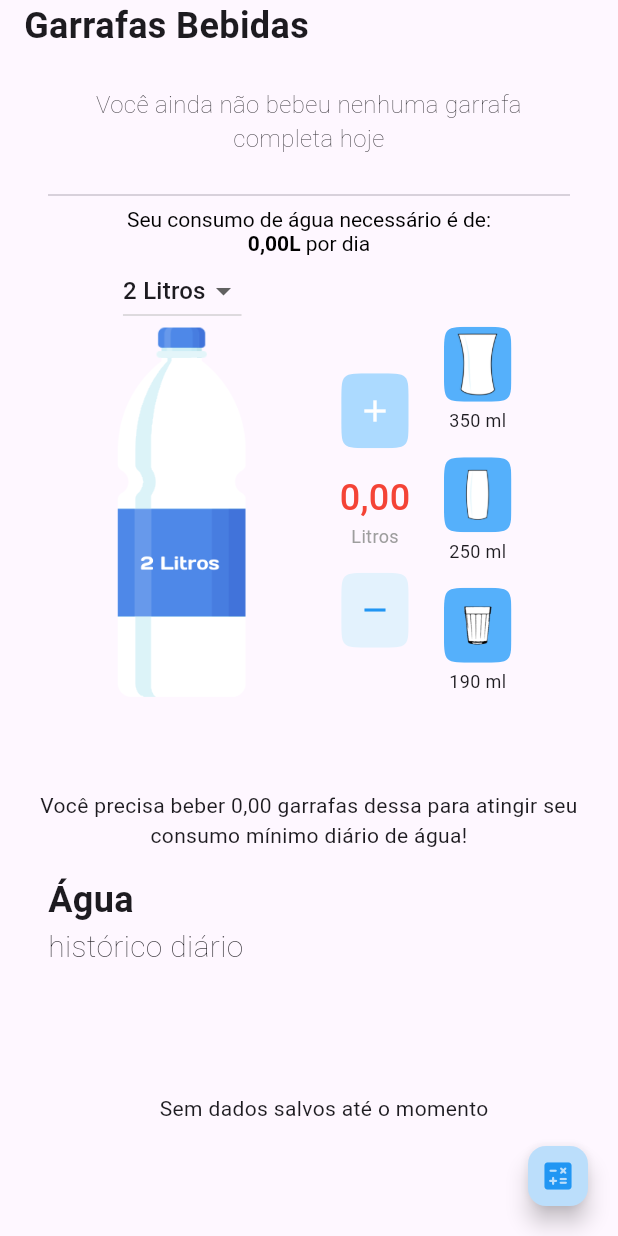
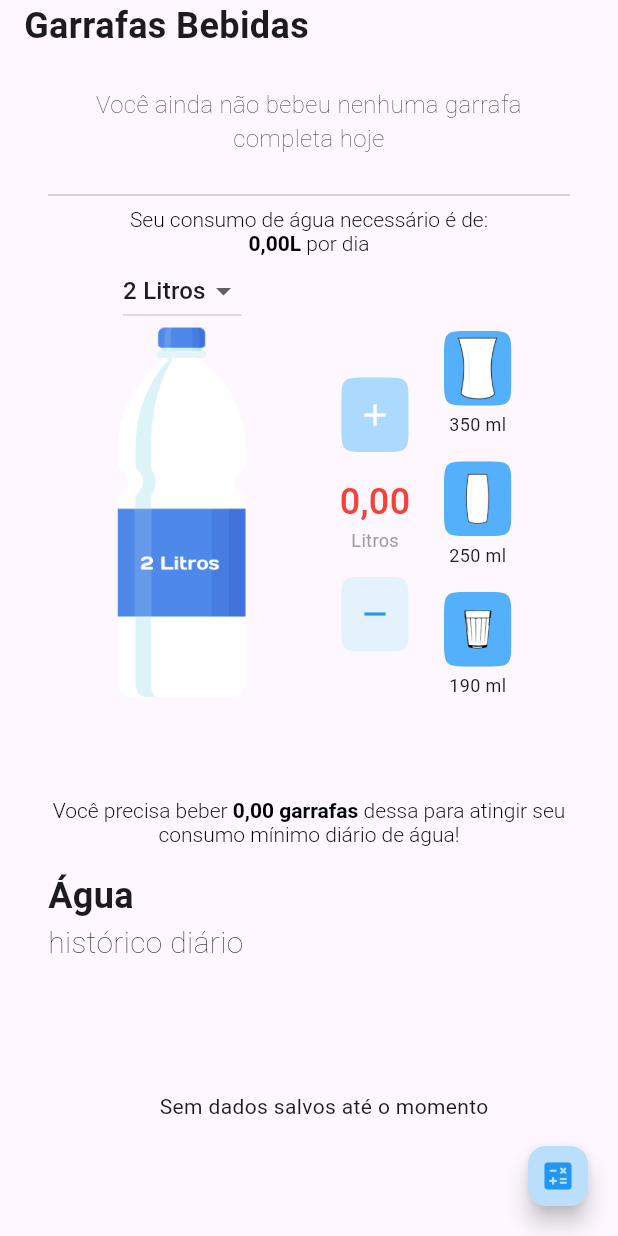
Before and after one commit to PhillipiLino/drink-water, a Flutter app: the screen it shows after launch, on a phone screen of 412 x 824 dp. Run offline on Flutter 3.47's test engine with Material 2 defaults, Android fonts, the phone set to English and light mode, and no system bars; our stand-ins replace fl_chart, hive, hive_flutter, shared_preferences; accounts and stored records are empty.

Commit message:
Adjust text styles

```diff
--- a/lib/drink_page.dart
+++ b/lib/drink_page.dart
@@ -174,12 +174,15 @@ class _DrinkPageState extends State<DrinkPage> {
                 textAlign: TextAlign.center,
                 text: TextSpan(
                   text: 'Seu consumo de água necessário é de:\n',
-                  style: const TextStyle(color: Colors.black),
+                  style: const TextStyle(
+                    color: Colors.black,
+                    fontWeight: FontWeight.w300,
+                  ),
                   children: [
                     TextSpan(
                       text: '${requiredDrink.toLocale()}L',
                       style: const TextStyle(
-                        fontWeight: FontWeight.bold,
+                        fontWeight: FontWeight.w600,
                       ),
                     ),
                     const TextSpan(text: ' por dia'),
@@ -280,9 +283,27 @@ class _DrinkPageState extends State<DrinkPage> {
               ),
               Padding(
                 padding: const EdgeInsets.all(16.0),
-                child: Text(
-                  'Você precisa beber ${(requiredDrink / currentBottleSize.limit).toLocale()} garrafas dessa para atingir seu consumo mínimo diário de água!',
+                child: RichText(
                   textAlign: TextAlign.center,
+                  text: TextSpan(
+                    text: 'Você precisa beber ',
+                    style: const TextStyle(
+                      color: Colors.black,
+                      fontWeight: FontWeight.w300,
+                    ),
+                    children: [
+                      TextSpan(
+                        text:
+                            '${(requiredDrink / currentBottleSize.limit).toLocale()} garrafas',
+                        style: const TextStyle(
+                          fontWeight: FontWeight.w600,
+                        ),
+                      ),
+                      const TextSpan(
+                          text:
+                              ' dessa para atingir seu consumo mínimo diário de água!'),
+                    ],
+                  ),
                 ),
               ),
               Align(
```
